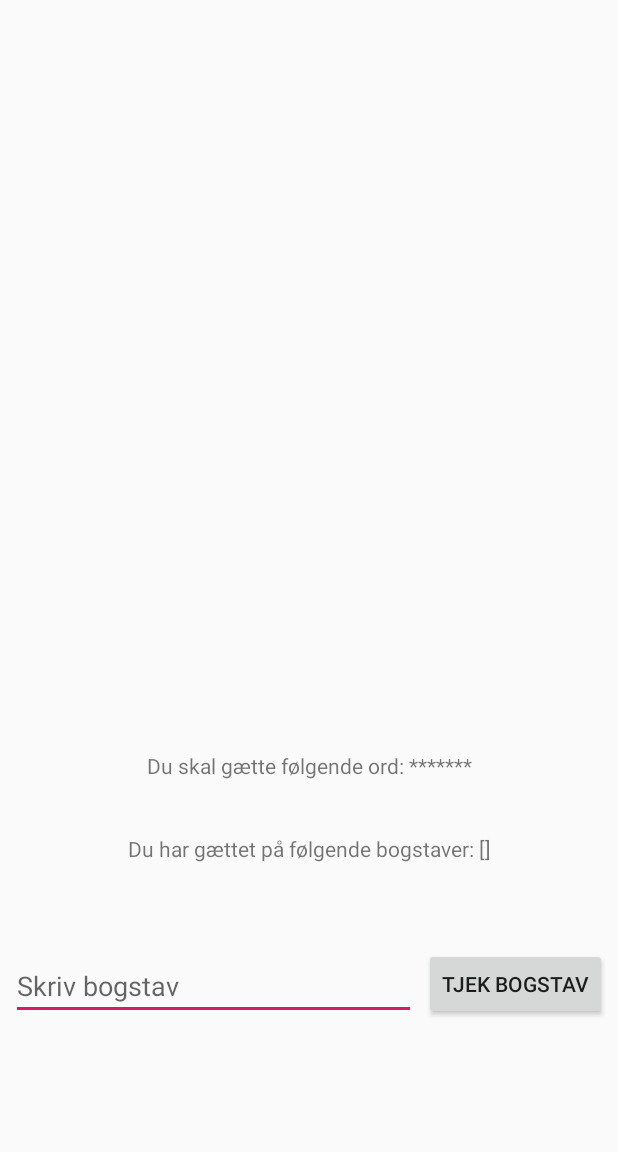
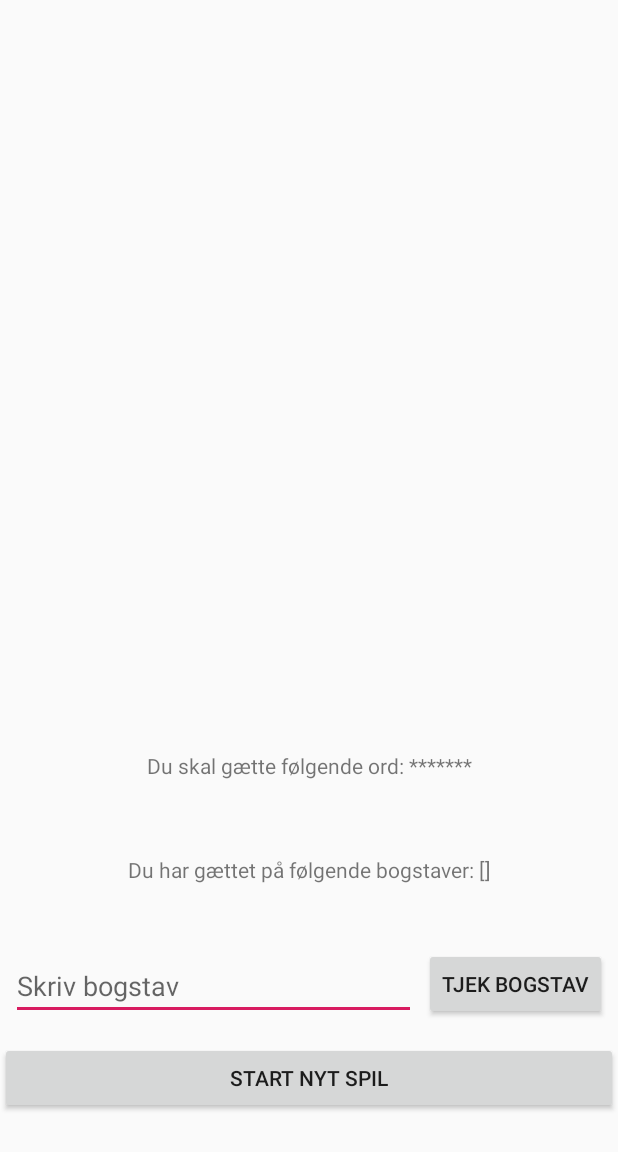
Before and after one commit to niko5297/GalgeLegGit, an Android app: the Game screen opened directly, with no data from a screen before it, on a phone screen of 412 x 824 dp, the part 84-1236 px from its top. Run offline under Robolectric (Android 15) with nearby library versions, the phone set to English and light mode, and no system bars.

Commit message:
Design og informations ændringer.

```diff
--- a/app/src/main/res/layout/activity_game.xml
+++ b/app/src/main/res/layout/activity_game.xml
@@ -55,7 +55,8 @@
         android:id="@+id/gættedeBogstaver"
         android:layout_width="wrap_content"
         android:layout_height="wrap_content"
-        android:layout_marginBottom="59dp"
+        android:layout_marginBottom="45dp"
+        android:text="@string/gættedeBogstaverStart"
         app:layout_constraintBottom_toTopOf="@+id/skriveFelt"
         app:layout_constraintEnd_toEndOf="parent"
         app:layout_constraintStart_toStartOf="parent" />
@@ -70,4 +71,13 @@
         app:theme="@style/ThemeOverlay.AppCompat.Dark"
         tools:ignore="MissingConstraints" />
 
+    <Button
+        android:id="@+id/nytSpil"
+        android:layout_width="match_parent"
+        android:layout_height="wrap_content"
+        android:layout_marginBottom="25dp"
+        android:text="Start nyt spil"
+        app:layout_constraintBottom_toBottomOf="parent"
+        app:layout_constraintEnd_toEndOf="parent" />
+
 </androidx.constraintlayout.widget.ConstraintLayout>
--- a/app/src/main/res/values/strings.xml
+++ b/app/src/main/res/values/strings.xml
@@ -1,3 +1,4 @@
 <resources>
     <string name="app_name">Galge Leg</string>
+    <string name="gættedeBogstaverStart">Du har gættet på følgende bogstaver:</string>
 </resources>
```
Also changed, not shown: app/src/main/java/com/example/galgeleggit/Game.java (+59 -9 lines).
